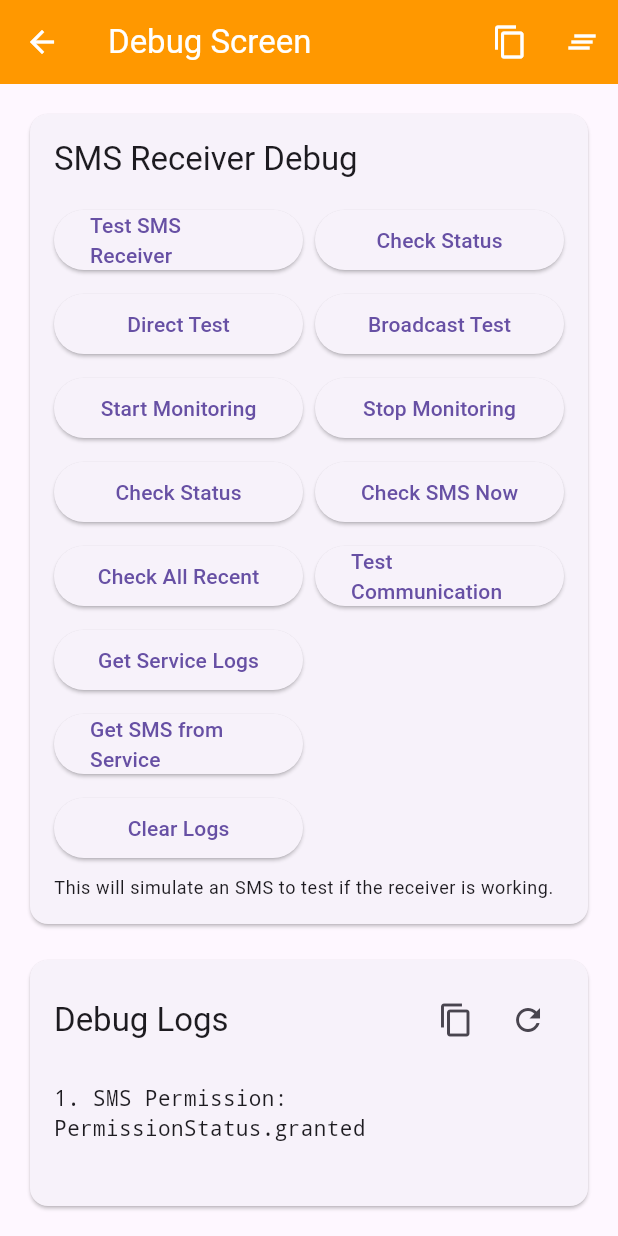
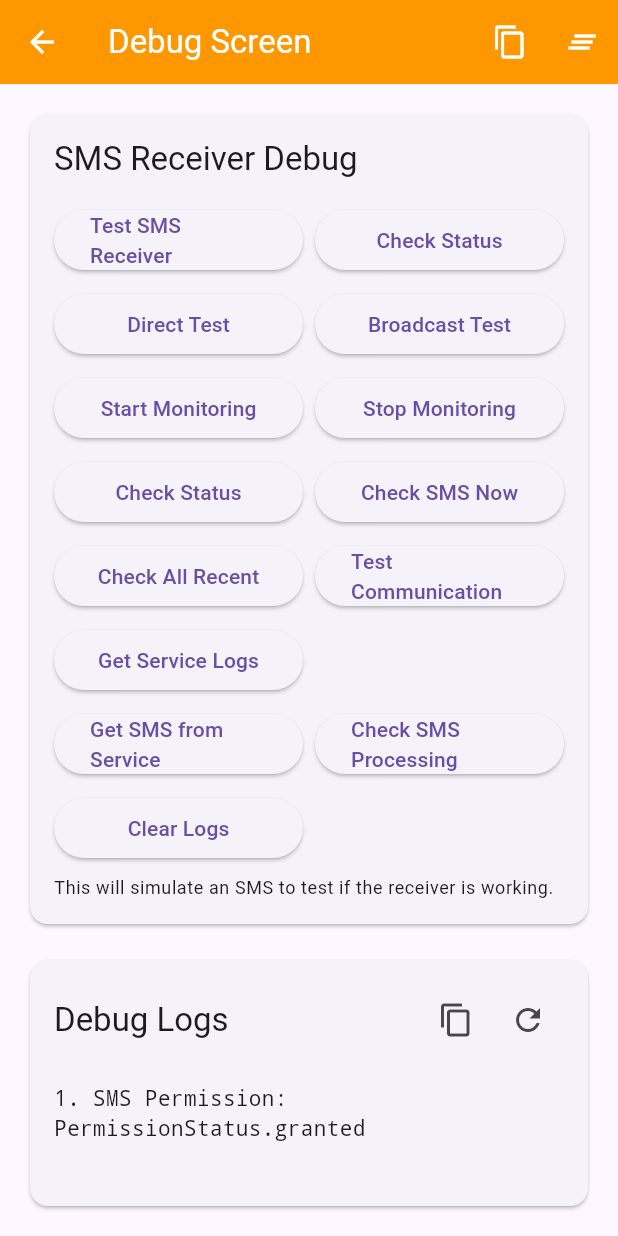
Before and after one commit to softuvo-shanky/forward-sms-app, a Flutter app: the DebugScreen screen opened directly, on a phone screen of 412 x 824 dp. Run offline on Flutter 3.47's test engine with Material 3 defaults, Android fonts, the phone set to English and light mode, and no system bars; our stand-ins replace permission_handler, shared_preferences; missing offline and left inert: mailer, sms_advanced; accounts and stored records are empty.

Commit message:
Add debug logging and manual SMS check for troubleshooting

```diff
--- a/lib/screens/debug_screen.dart
+++ b/lib/screens/debug_screen.dart
@@ -1,6 +1,7 @@
 import 'package:flutter/material.dart';
 import 'package:flutter/services.dart';
 import 'package:permission_handler/permission_handler.dart';
+import '../services/sms_service_simple.dart';
 
 class DebugScreen extends StatefulWidget {
   const DebugScreen({super.key});
@@ -222,6 +223,23 @@ class _DebugScreenState extends State<DebugScreen> {
     } catch (e) {
       setState(() {
         _debugLogs.add('Error checking all recent SMS: $e');
+      });
+    }
+  }
+
+  Future<void> _checkSmsFromService() async {
+    setState(() {
+      _debugLogs.add('Checking SMS from service manually...');
+    });
+
+    try {
+      await SmsService.checkSmsFromService();
+      setState(() {
+        _debugLogs.add('Manual SMS check from service completed');
+      });
+    } catch (e) {
+      setState(() {
+        _debugLogs.add('Error checking SMS from service: $e');
       });
     }
   }
@@ -495,7 +513,10 @@ class _DebugScreenState extends State<DebugScreen> {
                         ),
                         const SizedBox(width: 8),
                         Expanded(
-                          child: Container(), // Empty space
+                          child: ElevatedButton(
+                            onPressed: _checkSmsFromService,
+                            child: const Text('Check SMS Processing'),
+                          ),
                         ),
                       ],
                     ),
--- a/lib/services/sms_service_simple.dart
+++ b/lib/services/sms_service_simple.dart
@@ -115,21 +115,30 @@ class SmsService {
     return logs.length;
   }
 
+  static Future<void> checkSmsFromService() async {
+    print('🔍 Manual SMS check from service...');
+    await _checkForSmsFromService();
+  }
+
   static Timer? _smsCheckTimer;
   static Set<String> _processedSmsIds = {};
 
   static void _startPeriodicSmsCheck() {
     print('🔄 Starting periodic SMS check...');
     _smsCheckTimer = Timer.periodic(const Duration(seconds: 5), (timer) async {
+      print('⏰ Periodic SMS check triggered');
       await _checkForSmsFromService();
     });
   }
 
   static Future<void> _checkForSmsFromService() async {
     try {
+      print('🔍 Checking for SMS from service...');
       final prefs = await SharedPreferences.getInstance();
       final smsJsonString = prefs.getString('sms_messages_json') ?? '';
+      print('📄 SMS JSON string length: ${smsJsonString.length}');
       final smsMessages = smsJsonString.isNotEmpty ? smsJsonString.split('|||') : [];
+      print('📱 Found ${smsMessages.length} SMS messages in shared preferences');
 
       for (final smsJson in smsMessages) {
         try {
```
